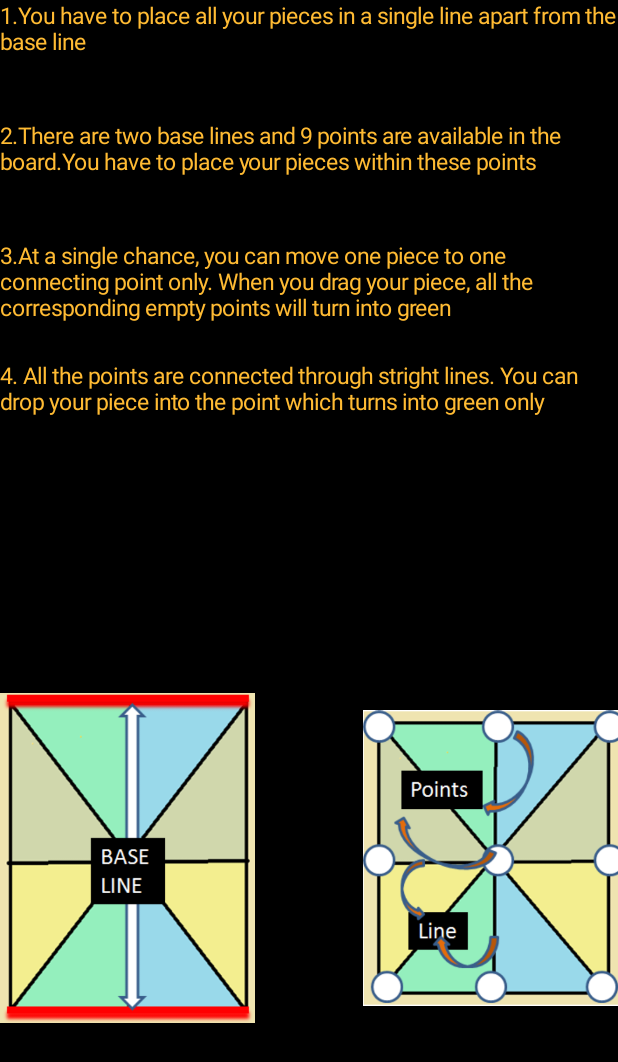
After one commit to sudipta15eesongs/UnDo, an Android app: the How2play screen opened directly, with no data from a screen before it, on a phone screen of 412 x 824 dp. The commit adds this screen. Shown: the top 1062 px of the screen. Run offline under Robolectric (Android 15) with nearby library versions, the phone set to English and light mode, and no system bars.

Commit message:
updated version

```diff
--- a/app/src/main/AndroidManifest.xml
+++ b/app/src/main/AndroidManifest.xml
@@ -42,6 +42,12 @@
             android:screenOrientation="portrait"
             android:theme="@style/AppTheme.NoActionBar">
         </activity>
+        <activity
+            android:name=".How2play"
+            android:label="@string/app_name"
+            android:screenOrientation="portrait"
+            android:theme="@style/AppTheme.NoActionBar">
+        </activity>
     </application>
 
 </manifest>
--- a/app/src/main/java/in/bichuti/com/undo/GameActivity.java
+++ b/app/src/main/java/in/bichuti/com/undo/GameActivity.java
@@ -146,7 +146,7 @@ public class GameActivity extends AppCompatActivity {
             //System.out.println(gcount);
             if (gametype.equals("Time")){
                 if(gcount>0){
-                    tlps=new Timelaps(maintimecount-(30000)-(gcount*5*1000));
+                    tlps=new Timelaps(maintimecount-(35000)-(gcount*5*1000));
                 }else {tlps=new Timelaps(maintimecount-30000);}
 
             }else if(gametype.equals("Final")){
@@ -620,7 +620,7 @@ public void makecomready(){
 
                      makecomready();
                      if(win==1) {
-                         Timelaps2 td = new Timelaps2(3000);
+                         Timelaps2 td = new Timelaps2(2000);
                      }
 
                  }
--- /dev/null
+++ b/app/src/main/java/in/bichuti/com/undo/How2play.java
@@ -0,0 +1,91 @@
+package in.bichuti.com.undo;
+
+import android.content.Context;
+import android.content.Intent;
+import android.graphics.Color;
+import android.graphics.drawable.Drawable;
+import android.net.Uri;
+import android.os.Bundle;
+import android.support.v4.content.ContextCompat;
+import android.support.v7.app.AppCompatActivity;
+import android.view.Menu;
+import android.view.MenuItem;
+import android.view.View;
+import android.widget.Button;
+import android.widget.ImageView;
+import android.widget.RelativeLayout;
+import android.widget.TextView;
+import android.widget.Toast;
+
+import java.io.File;
+import java.io.FileOutputStream;
+import java.io.OutputStreamWriter;
+import java.util.ArrayList;
+import java.util.List;
+import java.util.Random;
+
+public class How2play extends AppCompatActivity {
+    String lstatus;
+    ImageView mv1;
+    TextView mg1,mg2,mg3,mg4;
+
+    RelativeLayout RL_F;
+    @Override
+    protected void onCreate(Bundle savedInstanceState) {
+        super.onCreate(savedInstanceState);
+        setContentView(R.layout.activity_how2play);
+       RL_F=(RelativeLayout)findViewById(R.id.GO_how) ;
+        mg1=(TextView)findViewById(R.id.M1);
+        mg2=(TextView)findViewById(R.id.M2);
+        mg3=(TextView)findViewById(R.id.M3);
+        mg4=(TextView)findViewById(R.id.M4);
+        String str1="1.You have to place all your pieces in a single line apart from the base line";
+        String str2="2.There are two base lines and 9 points are available in the board.You have to place your pieces within these points";
+        String str3="3.At a single chance, you can move one piece to one connecting point only. When you drag your piece, all the corresponding"+
+                " empty points will turn into green";
+        String str4="4. All the points are connected through stright lines. You can drop your piece into the point which turns into green only";
+        mg1.setText(str1);
+        mg1.setTextSize(15);
+        mg2.setText(str2);
+        mg2.setTextSize(15);
+        mg3.setText(str3);
+        mg3.setTextSize(15);
+        mg4.setText(str4);
+        mg4.setTextSize(15);
+
+
+
+    }
+    ;
+
+
+
+
+
+
+    private String getColoredSpanned(String text, String color) {
+        String input = "<font color=" + color + ">" + text + "</font>";
+        return input;
+    }
+    @Override
+    public boolean onCreateOptionsMenu(Menu menu) {
+        // Inflate the menu; this adds items to the action bar if it is present.
+        getMenuInflater().inflate(R.menu.menu_main, menu);
+        return true;
+    }
+
+    @Override
+    public boolean onOptionsItemSelected(MenuItem item) {
+        // Handle action bar item clicks here. The action bar will
+        // automatically handle clicks on the Home/Up button, so long
+        // as you specify a parent activity in AndroidManifest.xml.
+        int id = item.getItemId();
+
+        //noinspection SimplifiableIfStatement
+        if (id == R.id.action_settings) {
+            return true;
+        }
+
+        return super.onOptionsItemSelected(item);
+    }
+}
--- /dev/null
+++ b/app/src/main/res/layout/activity_how2play.xml
@@ -0,0 +1,65 @@
+<?xml version="1.0" encoding="utf-8"?>
+<RelativeLayout xmlns:android="http://schemas.android.com/apk/res/android"
+    xmlns:app="http://schemas.android.com/apk/res-auto"
+    xmlns:tools="http://schemas.android.com/tools"
+    android:id="@+id/GO_how"
+    android:layout_width="match_parent"
+    android:layout_height="match_parent"
+    android:background="@android:color/background_dark"
+    android:orientation="vertical">
+
+    <TextView
+        android:id="@+id/M1"
+        android:layout_width="match_parent"
+        android:layout_height="80dp"
+        android:text="TextView"
+        android:textColor="@android:color/holo_orange_light"
+        android:textSize="30dp" />
+
+    <TextView
+        android:id="@+id/M2"
+        android:layout_width="match_parent"
+        android:layout_height="80dp"
+        android:layout_alignParentStart="true"
+        android:layout_below="@+id/M1"
+        android:text="TextView"
+        android:textColor="@android:color/holo_orange_light"
+        android:textSize="30dp" />
+
+    <TextView
+        android:id="@+id/M3"
+        android:layout_width="match_parent"
+        android:layout_height="80dp"
+        android:layout_alignParentStart="true"
+        android:layout_below="@+id/M2"
+        android:text="TextView"
+        android:textColor="@android:color/holo_orange_light"
+        android:textSize="30dp" />
+
+    <TextView
+        android:id="@+id/M4"
+        android:layout_width="match_parent"
+        android:layout_height="80dp"
+        android:layout_alignParentStart="true"
+        android:layout_below="@+id/M3"
+        android:text="TextView"
+        android:textColor="@android:color/holo_orange_light"
+        android:textSize="30dp" />
+
+    <ImageView
+        android:id="@+id/SM1"
+        android:layout_width="170dp"
+        android:layout_height="wrap_content"
+        android:layout_alignParentBottom="true"
+        android:layout_below="@+id/M4"
+        app:srcCompat="@drawable/in1" />
+
+    <ImageView
+        android:id="@+id/SM2"
+        android:layout_width="170dp"
+        android:layout_height="wrap_content"
+        android:layout_alignParentBottom="true"
+        android:layout_alignParentEnd="true"
+        android:layout_below="@+id/M4"
+        app:srcCompat="@drawable/it2" />
+</RelativeLayout>
--- a/build.gradle
+++ b/build.gradle
@@ -5,7 +5,7 @@ buildscript {
         jcenter()
     }
     dependencies {
-        classpath 'com.android.tools.build:gradle:2.3.1'
+        classpath 'com.android.tools.build:gradle:2.3.3'
 
         // NOTE: Do not place your application dependencies here; they belong
         // in the individual module build.gradle files
```
Also changed, not shown: app/src/main/java/in/bichuti/com/undo/GameOptions.java (+112 -5 lines), app/src/main/java/in/bichuti/com/undo/MainActivity.java (+10 -3 lines), app/src/main/java/in/bichuti/com/undo/Paywin.java (+5 -4 lines), app/src/main/res/drawable/buttonshape2.xml (added, +28 -0 lines), app/src/main/res/layout/activity_gameoptions.xml (+20 -0 lines), app/src/main/res/layout/activity_theme.xml (+4 -65 lines), app/src/main/res/layout/content_main.xml (+22 -6 lines), app/src/main/res/drawable/in1.PNG (added), app/src/main/res/drawable/it2.PNG (added).
